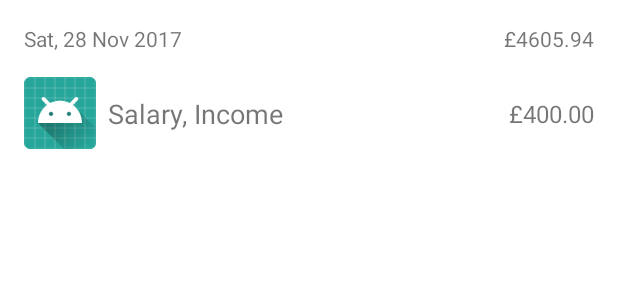
After one commit to liamo7/Skint, an Android app: the layout item_record.xml on its own in the app's theme, with its tools: preview values and no code run, on a phone screen of 412 x 824 dp. The commit adds this screen. Shown: the top 300 px of the screen. Run offline under Robolectric (Android 15) with nearby library versions, the phone set to English and light mode, and no system bars.

Commit message:
Changes layout for record list.

```diff
--- a/app/src/main/java/com/loh/skint/ui/record/list/RecordListAdapter.kt
+++ b/app/src/main/java/com/loh/skint/ui/record/list/RecordListAdapter.kt
@@ -7,7 +7,8 @@ import com.loh.skint.R
 import com.loh.skint.injection.scope.FragmentScoped
 import com.loh.skint.ui.model.Record
 import com.loh.skint.util.inflate
-import kotlinx.android.synthetic.main.item_recent_record.view.*
+import kotlinx.android.synthetic.main.item_record.view.*
+import org.threeten.bp.format.DateTimeFormatter
 import javax.inject.Inject
 
 @FragmentScoped
@@ -20,12 +21,16 @@ class RecordListAdapter @Inject constructor() : RecyclerView.Adapter<ViewHolder>
         }
 
     override fun onCreateViewHolder(parent: ViewGroup, viewType: Int): ViewHolder {
-        return ViewHolder(parent.inflate(R.layout.item_recent_record))
+        return ViewHolder(parent.inflate(R.layout.item_record))
     }
 
     override fun onBindViewHolder(holder: ViewHolder, position: Int) {
         val record = records[position]
-        holder.itemView.item_recent_record_amount.text = record.amount.toPlainString()
+        holder.itemView.item_record_name.text = record.amount.toPlainString()
+        holder.itemView.item_record_date.text = record.date.format(DateTimeFormatter.ofPattern("E dd MMM YYYY"))
+//        holder.itemView.item_record_icon = record.amount.toPlainString()
+//        holder.itemView.item_record_balance.text = record.amount.toPlainString()
+
     }
 
     override fun getItemCount() = records.size
--- a/app/src/main/java/com/loh/skint/ui/record/list/RecordListFragment.kt
+++ b/app/src/main/java/com/loh/skint/ui/record/list/RecordListFragment.kt
@@ -1,6 +1,8 @@
 package com.loh.skint.ui.record.list
 
 import android.os.Bundle
+import android.support.v7.widget.DividerItemDecoration
+import android.support.v7.widget.DividerItemDecoration.VERTICAL
 import android.support.v7.widget.LinearLayoutManager
 import android.view.View
 import com.loh.skint.R
@@ -38,6 +40,7 @@ class RecordListFragment : BaseFragment(), ActionListener, com.loh.skint.ui.reco
         presenter.attach(this)
         recycler_view.layoutManager = LinearLayoutManager(activity)
         recycler_view.adapter = listAdapter
+        recycler_view.addItemDecoration(DividerItemDecoration(activity, VERTICAL))
         datebar.setActionListener(this)
         presenter.retrieveRecords()
     }
--- /dev/null
+++ b/app/src/main/res/layout/item_record.xml
@@ -0,0 +1,74 @@
+<?xml version="1.0" encoding="utf-8"?>
+<android.support.constraint.ConstraintLayout
+    xmlns:android="http://schemas.android.com/apk/res/android"
+    xmlns:app="http://schemas.android.com/apk/res-auto"
+    xmlns:tools="http://schemas.android.com/tools"
+    android:layout_width="match_parent"
+    android:layout_height="wrap_content"
+    android:background="?attr/selectableItemBackground"
+    android:clickable="true"
+    android:padding="@dimen/card_content_padding">
+
+    <android.support.constraint.Guideline
+        android:id="@+id/guideline"
+        android:layout_width="wrap_content"
+        android:layout_height="wrap_content"
+        android:orientation="vertical"
+        app:layout_constraintGuide_percent="0.70"/>
+
+    <TextView
+        android:id="@+id/item_record_date"
+        android:layout_width="0dp"
+        android:layout_height="wrap_content"
+        android:layout_marginEnd="8dp"
+        app:layout_constraintEnd_toStartOf="@+id/item_record_balance"
+        app:layout_constraintHorizontal_chainStyle="spread_inside"
+        app:layout_constraintStart_toStartOf="parent"
+        app:layout_constraintTop_toTopOf="parent"
+        tools:text="Sat, 28 Nov 2017"/>
+
+    <TextView
+        android:id="@+id/item_record_balance"
+        android:layout_width="0dp"
+        android:layout_height="wrap_content"
+        android:layout_marginStart="8dp"
+        android:textAlignment="textEnd"
+        app:layout_constraintEnd_toEndOf="parent"
+        app:layout_constraintStart_toEndOf="@id/item_record_date"
+        app:layout_constraintTop_toTopOf="parent"
+        tools:text="£4605.94"/>
+
+    <ImageView
+        android:id="@+id/item_record_icon"
+        android:layout_width="48dp"
+        android:layout_height="48dp"
+        android:layout_marginTop="16dp"
+        android:src="@mipmap/ic_launcher_round"
+        app:layout_constraintStart_toStartOf="parent"
+        app:layout_constraintTop_toBottomOf="@id/item_record_date"/>
+
+    <TextView
+        android:id="@+id/item_record_name"
+        android:layout_width="0dp"
+        android:layout_height="wrap_content"
+        android:layout_marginStart="8dp"
+        android:textSize="18sp"
+        app:layout_constraintBottom_toBottomOf="@id/item_record_icon"
+        app:layout_constraintEnd_toStartOf="@id/guideline"
+        app:layout_constraintStart_toEndOf="@id/item_record_icon"
+        app:layout_constraintTop_toTopOf="@id/item_record_icon"
+        tools:text="Salary, Income"/>
+
+    <TextView
+        android:id="@+id/item_record_amount"
+        android:layout_width="0dp"
+        android:layout_height="wrap_content"
+        android:textAlignment="textEnd"
+        android:textSize="16sp"
+        app:layout_constraintBottom_toBottomOf="@id/item_record_icon"
+        app:layout_constraintEnd_toEndOf="parent"
+        app:layout_constraintStart_toEndOf="@id/guideline"
+        app:layout_constraintTop_toTopOf="@id/item_record_icon"
+        tools:text="£400.00"/>
+
+</android.support.constraint.ConstraintLayout>
```
